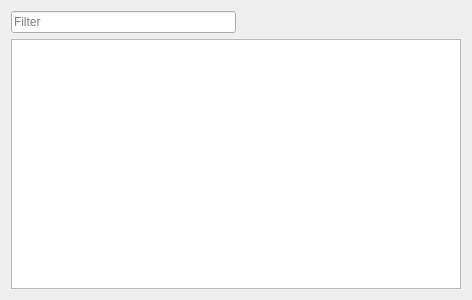
AyahnaSyahid/LazyMins, file src/dialogs/konsumenpickerdialog.ui: the form before one commit.
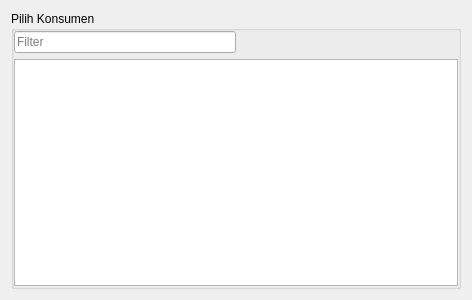
The form after the commit.

```diff
--- a/src/dialogs/konsumenpickerdialog.ui
+++ b/src/dialogs/konsumenpickerdialog.ui
@@ -13,7 +13,25 @@
   <property name="windowTitle">
    <string>Pilih Konsumen</string>
   </property>
+  <layout class="QHBoxLayout" name="horizontalLayout_2">
+   <item>
+    <widget class="QGroupBox" name="groupBox">
+     <property name="title">
+      <string>Pilih Konsumen</string>
+     </property>
   <layout class="QVBoxLayout" name="verticalLayout">
+      <property name="leftMargin">
+       <number>0</number>
+      </property>
+      <property name="topMargin">
+       <number>0</number>
+      </property>
+      <property name="rightMargin">
+       <number>0</number>
+      </property>
+      <property name="bottomMargin">
+       <number>0</number>
+      </property>
    <item>
     <layout class="QHBoxLayout" name="horizontalLayout">
      <item>
@@ -40,6 +58,9 @@
    </item>
    <item>
     <widget class="QTableView" name="konsumenView"/>
+      </item>
+     </layout>
+    </widget>
    </item>
   </layout>
  </widget>
```
Lines whose indentation alone changed are shown as unchanged.
